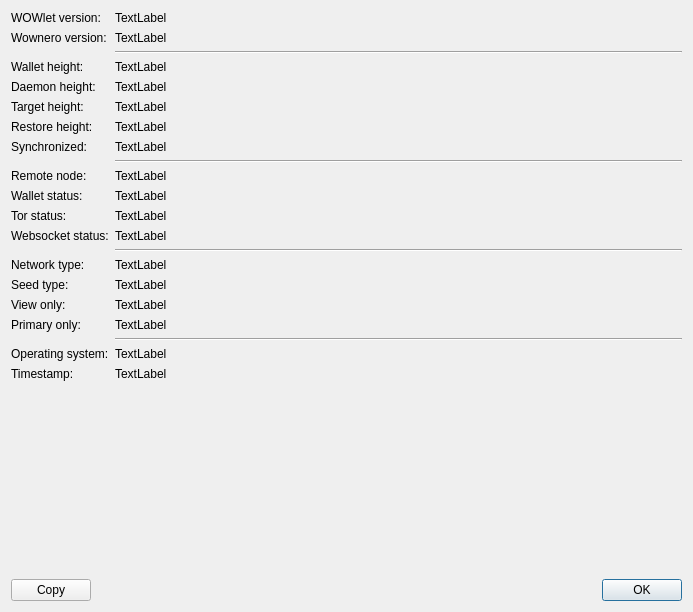
Qt form src/dialog/debuginfodialog.ui (sanderfoobar/wowlet) before a commit.
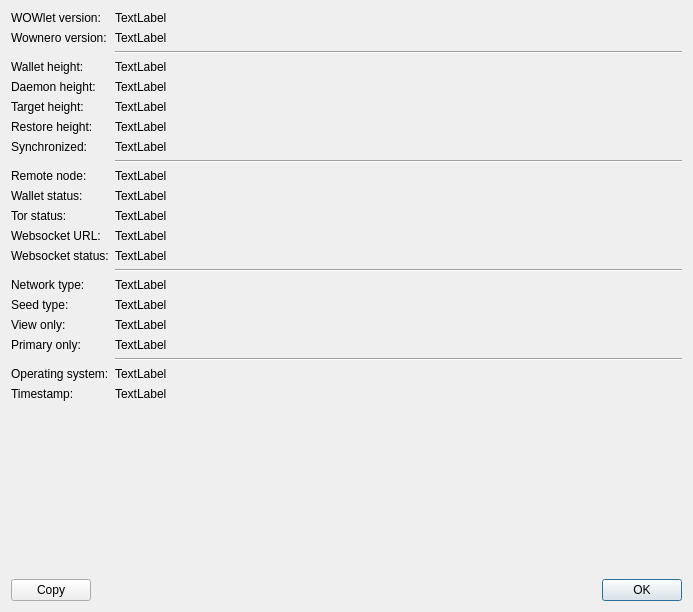
The same form after that commit.

Patch:
```diff
--- a/src/dialog/debuginfodialog.ui
+++ b/src/dialog/debuginfodialog.ui
@@ -183,38 +183,38 @@
        </property>
       </widget>
      </item>
-     <item row="12" column="0">
+     <item row="13" column="0">
       <widget class="QLabel" name="label_19">
        <property name="text">
         <string>Websocket status:</string>
        </property>
       </widget>
      </item>
-     <item row="12" column="1">
-      <widget class="QLabel" name="label_websocketStatus">
-       <property name="text">
-        <string>TextLabel</string>
-       </property>
-       <property name="textInteractionFlags">
-        <set>Qt::LinksAccessibleByMouse|Qt::TextSelectableByMouse</set>
-       </property>
-      </widget>
-     </item>
      <item row="13" column="1">
+      <widget class="QLabel" name="label_websocketStatus">
+       <property name="text">
+        <string>TextLabel</string>
+       </property>
+       <property name="textInteractionFlags">
+        <set>Qt::LinksAccessibleByMouse|Qt::TextSelectableByMouse</set>
+       </property>
+      </widget>
+     </item>
+     <item row="14" column="1">
       <widget class="Line" name="line_3">
        <property name="orientation">
         <enum>Qt::Horizontal</enum>
        </property>
       </widget>
      </item>
-     <item row="14" column="0">
+     <item row="15" column="0">
       <widget class="QLabel" name="label_2">
        <property name="text">
         <string>Network type:</string>
        </property>
       </widget>
      </item>
-     <item row="14" column="1">
+     <item row="15" column="1">
       <widget class="QLabel" name="label_netType">
        <property name="text">
         <string>TextLabel</string>
@@ -224,14 +224,14 @@
        </property>
       </widget>
      </item>
-     <item row="15" column="0">
+     <item row="16" column="0">
       <widget class="QLabel" name="label_23">
        <property name="text">
         <string>Seed type:</string>
        </property>
       </widget>
      </item>
-     <item row="15" column="1">
+     <item row="16" column="1">
       <widget class="QLabel" name="label_seedType">
        <property name="text">
         <string>TextLabel</string>
@@ -241,14 +241,14 @@
        </property>
       </widget>
      </item>
-     <item row="16" column="0">
+     <item row="17" column="0">
       <widget class="QLabel" name="label_7">
        <property name="text">
         <string>View only:</string>
        </property>
       </widget>
      </item>
-     <item row="16" column="1">
+     <item row="17" column="1">
       <widget class="QLabel" name="label_viewOnly">
        <property name="text">
         <string>TextLabel</string>
@@ -258,14 +258,14 @@
        </property>
       </widget>
      </item>
-     <item row="20" column="0">
+     <item row="21" column="0">
       <widget class="QLabel" name="label_24">
        <property name="text">
         <string>Timestamp:</string>
        </property>
       </widget>
      </item>
-     <item row="20" column="1">
+     <item row="21" column="1">
       <widget class="QLabel" name="label_timestamp">
        <property name="text">
         <string>TextLabel</string>
@@ -275,14 +275,14 @@
        </property>
       </widget>
      </item>
-     <item row="19" column="0">
+     <item row="20" column="0">
       <widget class="QLabel" name="label_3">
        <property name="text">
         <string>Operating system:</string>
        </property>
       </widget>
      </item>
-     <item row="19" column="1">
+     <item row="20" column="1">
       <widget class="QLabel" name="label_OS">
        <property name="text">
         <string>TextLabel</string>
@@ -292,7 +292,7 @@
        </property>
       </widget>
      </item>
-     <item row="18" column="1">
+     <item row="19" column="1">
       <widget class="Line" name="line_4">
        <property name="orientation">
         <enum>Qt::Horizontal</enum>
@@ -316,20 +316,34 @@
        </property>
       </widget>
      </item>
-     <item row="17" column="1">
+     <item row="18" column="1">
       <widget class="QLabel" name="label_primaryOnly">
        <property name="text">
         <string>TextLabel</string>
        </property>
       </widget>
      </item>
-     <item row="17" column="0">
+     <item row="18" column="0">
       <widget class="QLabel" name="label_11">
        <property name="text">
         <string>Primary only:</string>
        </property>
       </widget>
      </item>
+     <item row="12" column="0">
+      <widget class="QLabel" name="label_8">
+       <property name="text">
+        <string>Websocket URL:</string>
+       </property>
+      </widget>
+     </item>
+     <item row="12" column="1">
+      <widget class="QLabel" name="label_websocketURL">
+       <property name="text">
+        <string>TextLabel</string>
+       </property>
+      </widget>
+     </item>
     </layout>
    </item>
    <item>
```
